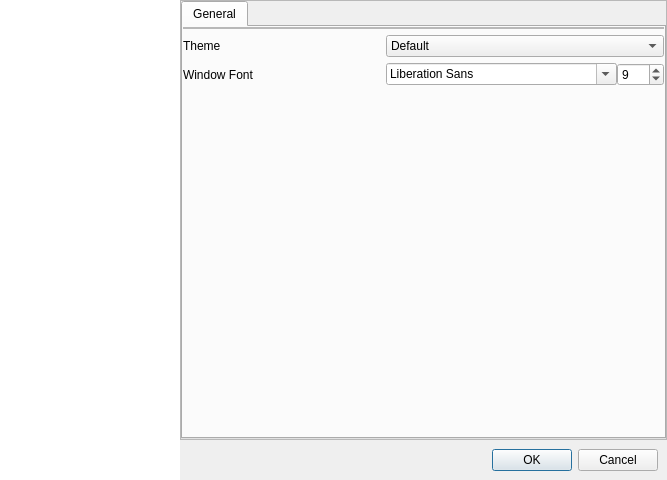
Before: the Qt Designer form src/AutoBatchRunner/dialog/optiondialog.ui in karakirimu/AutoBatchTools, drawn with Qt 5.
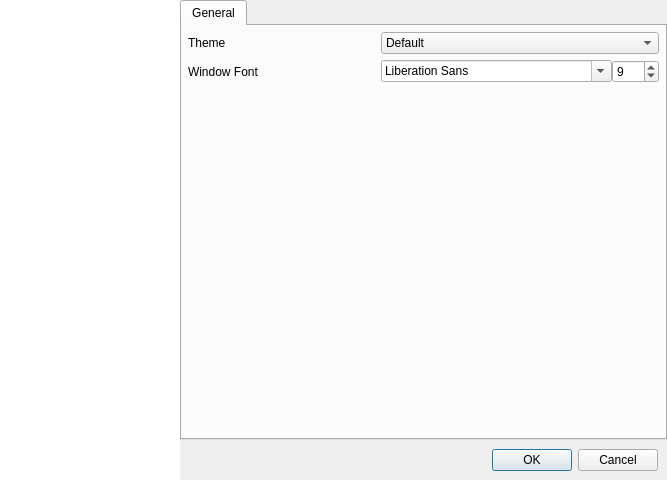
After: the same form once the commit is applied. Icons and pictures are not drawn. Custom widgets are drawn as their Qt base class.

Patch:
```diff
--- a/src/AutoBatchRunner/dialog/optiondialog.ui
+++ b/src/AutoBatchRunner/dialog/optiondialog.ui
@@ -92,60 +92,6 @@
        <number>0</number>
       </property>
       <item>
-       <widget class="QScrollArea" name="scrollArea">
-        <property name="sizePolicy">
-         <sizepolicy hsizetype="Expanding" vsizetype="Expanding">
-          <horstretch>0</horstretch>
-          <verstretch>0</verstretch>
-         </sizepolicy>
-        </property>
-        <property name="styleSheet">
-         <string notr="true"/>
-        </property>
-        <property name="lineWidth">
-         <number>1</number>
-        </property>
-        <property name="widgetResizable">
-         <bool>true</bool>
-        </property>
-        <widget class="QWidget" name="scrollWidget">
-         <property name="geometry">
-          <rect>
-           <x>0</x>
-           <y>0</y>
-           <width>485</width>
-           <height>440</height>
-          </rect>
-         </property>
-         <property name="sizePolicy">
-          <sizepolicy hsizetype="Expanding" vsizetype="Expanding">
-           <horstretch>0</horstretch>
-           <verstretch>0</verstretch>
-          </sizepolicy>
-         </property>
-         <property name="autoFillBackground">
-          <bool>true</bool>
-         </property>
-         <property name="styleSheet">
-          <string notr="true"/>
-         </property>
-         <layout class="QVBoxLayout" name="verticalLayout_2">
-          <property name="spacing">
-           <number>0</number>
-          </property>
-          <property name="leftMargin">
-           <number>0</number>
-          </property>
-          <property name="topMargin">
-           <number>0</number>
-          </property>
-          <property name="rightMargin">
-           <number>0</number>
-          </property>
-          <property name="bottomMargin">
-           <number>0</number>
-          </property>
-          <item>
            <widget class="QStackedWidget" name="stackedWidget">
             <property name="sizePolicy">
              <sizepolicy hsizetype="Expanding" vsizetype="Preferred">
@@ -190,41 +136,17 @@
                  </attribute>
                  <layout class="QVBoxLayout" name="verticalLayout_5">
                   <property name="leftMargin">
-                   <number>0</number>
+               <number>6</number>
                   </property>
                   <property name="topMargin">
-                   <number>0</number>
+               <number>6</number>
                   </property>
                   <property name="rightMargin">
-                   <number>0</number>
+               <number>6</number>
                   </property>
                   <property name="bottomMargin">
-                   <number>0</number>
-                  </property>
-                  <item>
-                   <widget class="QFrame" name="frame_8">
-                    <property name="frameShape">
-                     <enum>QFrame::StyledPanel</enum>
-                    </property>
-                    <property name="frameShadow">
-                     <enum>QFrame::Raised</enum>
-                    </property>
-                    <layout class="QHBoxLayout" name="horizontalLayout_6">
-                     <property name="leftMargin">
-                      <number>0</number>
-                     </property>
-                     <property name="topMargin">
-                      <number>0</number>
-                     </property>
-                     <property name="rightMargin">
-                      <number>0</number>
-                     </property>
-                     <property name="bottomMargin">
-                      <number>0</number>
-                     </property>
-                    </layout>
-                   </widget>
-                  </item>
+               <number>6</number>
+              </property>
                   <item>
                    <layout class="QGridLayout" name="gridLayout">
                     <property name="topMargin">
@@ -762,12 +684,8 @@
             </widget>
            </widget>
           </item>
-         </layout>
-        </widget>
-       </widget>
-      </item>
       <item>
-       <layout class="QVBoxLayout" name="verticalLayout_7">
+       <layout class="QHBoxLayout" name="horizontalLayout_4">
         <property name="leftMargin">
          <number>9</number>
         </property>
@@ -780,8 +698,27 @@
         <property name="bottomMargin">
          <number>9</number>
         </property>
+        <item>
+         <spacer name="horizontalSpacer">
+          <property name="orientation">
+           <enum>Qt::Horizontal</enum>
+          </property>
+          <property name="sizeHint" stdset="0">
+           <size>
+            <width>40</width>
+            <height>20</height>
+           </size>
+          </property>
+         </spacer>
+        </item>
         <item>
          <widget class="QDialogButtonBox" name="buttonBox">
+          <property name="sizePolicy">
+           <sizepolicy hsizetype="Fixed" vsizetype="Fixed">
+            <horstretch>0</horstretch>
+            <verstretch>0</verstretch>
+           </sizepolicy>
+          </property>
           <property name="orientation">
            <enum>Qt::Horizontal</enum>
           </property>
```
Lines whose indentation alone changed are shown as unchanged.
